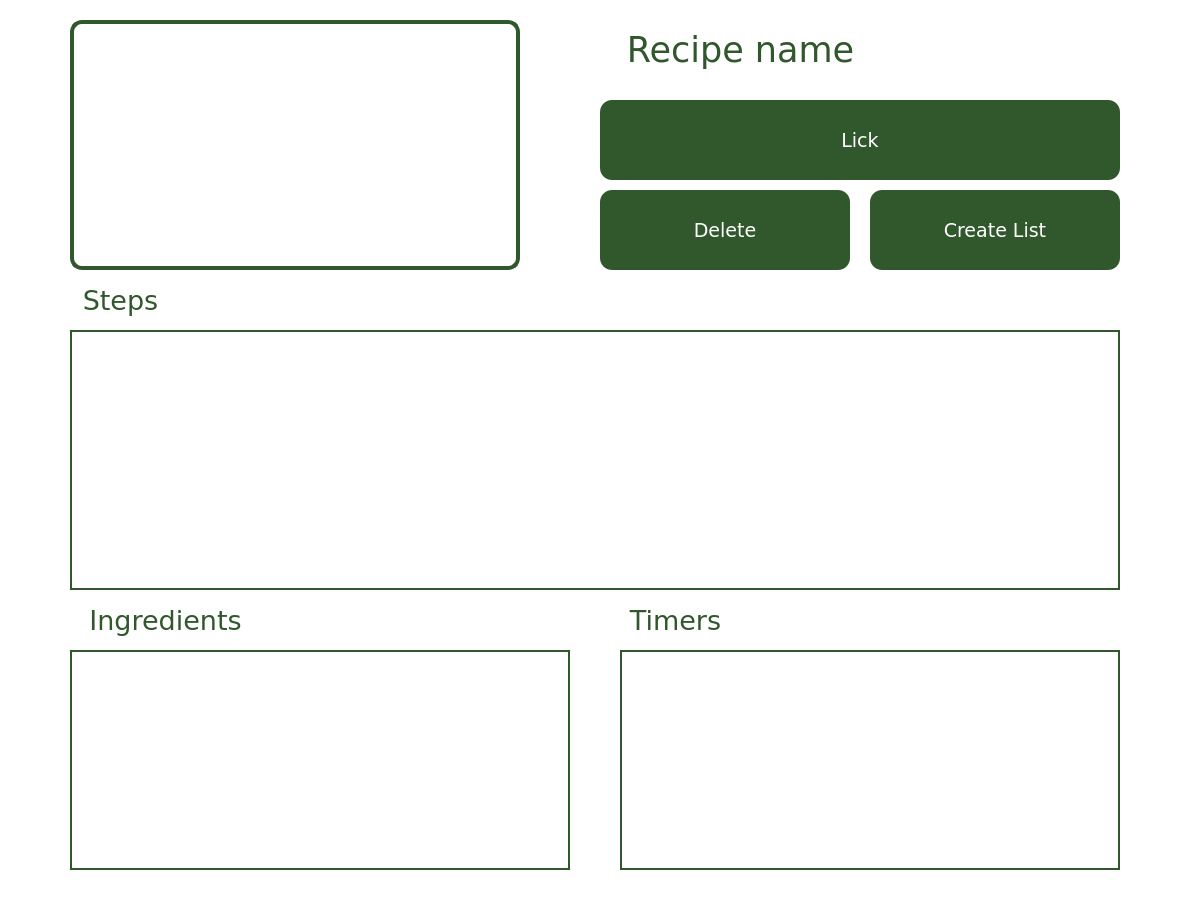
The window that UI/viewRecipe.ui (PoROBIONE-Quattro-Formaggi/PoLIZANE) describes before a commit, drawn with Qt 5.
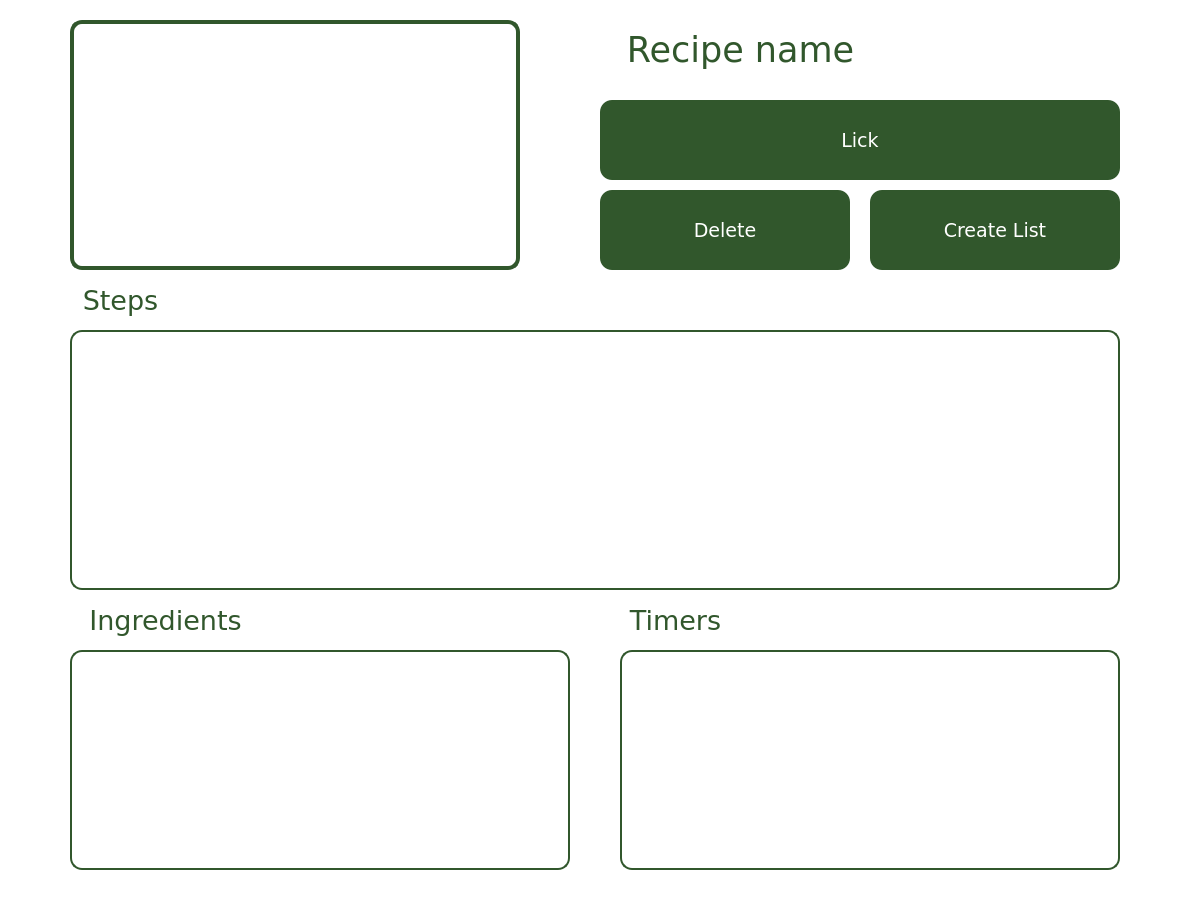
The same window after the commit. Icons and pictures are not drawn.

Commit message: view recibe screen by filipek take 2

The edit to the form file:
```diff
--- a/UI/viewRecipe.ui
+++ b/UI/viewRecipe.ui
@@ -186,7 +186,8 @@
     <property name="styleSheet">
      <string notr="true">border-color: rgb(49, 87, 44);
 border-width: 2px;
-border-style: solid;</string>
+border-style: solid;
+border-radius:12px;</string>
     </property>
    </widget>
    <widget class="QLabel" name="stepsTitle">
@@ -227,7 +228,7 @@
      <string notr="true">border-color: rgb(49, 87, 44);
 border-width: 2px;
 border-style: solid;
-</string>
+border-radius:12px;</string>
     </property>
    </widget>
    <widget class="QListWidget" name="listOfTimers">
@@ -243,6 +244,7 @@
      <string notr="true">border-color: rgb(49, 87, 44);
 border-width: 2px;
 border-style: solid;
+border-radius:12px;
 </string>
     </property>
    </widget>
```
The commit also changes 1 other file.
